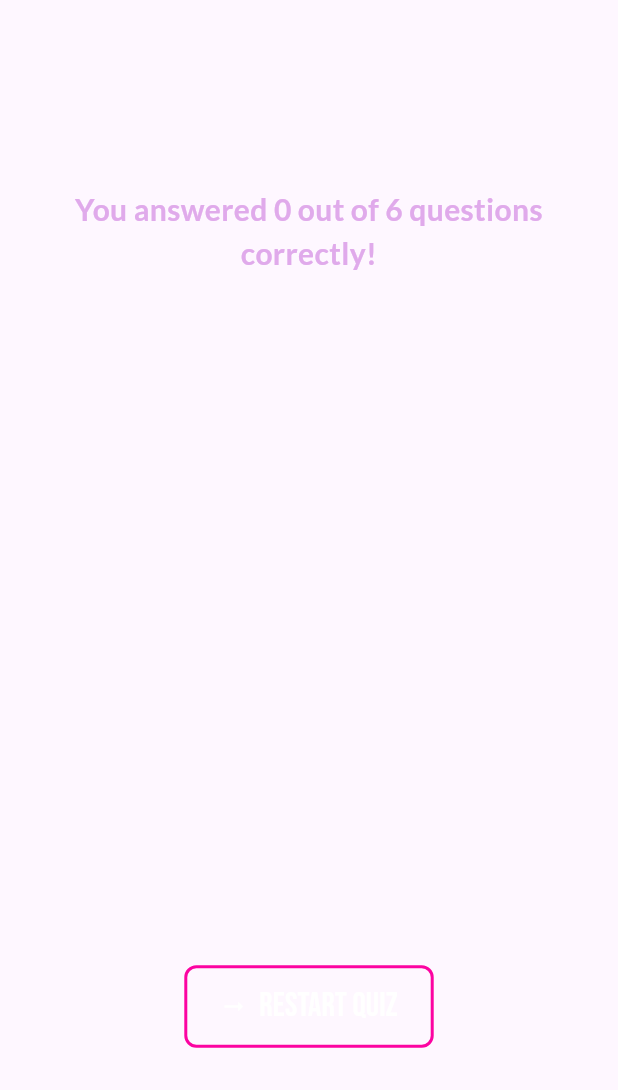
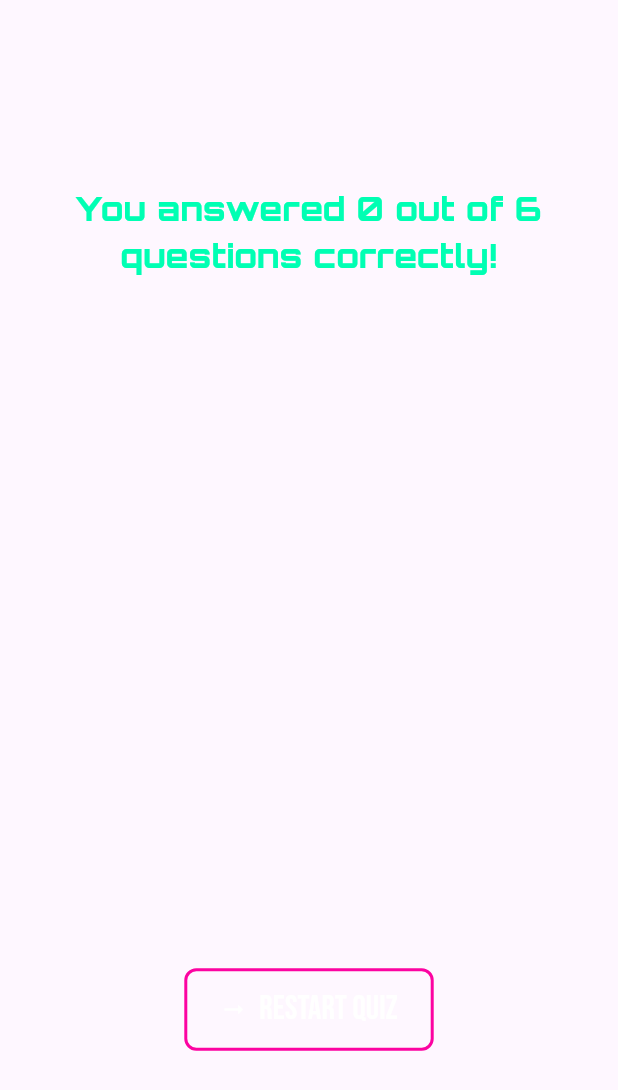
Before and after one commit to martinv-23/Tarea_App_Flutter_Quiz, a Flutter app: the ResultsScreen widget shown alone on an empty page, opened directly with empty values, on a phone screen of 412 x 824 dp. Shown: the top 1090 px of the screen. Run offline on Flutter 3.47's test engine with Material 3 defaults, Android fonts, the phone set to English and light mode, and no system bars; our stand-ins replace google_fonts.

Commit message:
Septimo commit

```diff
--- a/lib/results_screen.dart
+++ b/lib/results_screen.dart
@@ -42,10 +42,10 @@ class ResultsScreen extends StatelessWidget {
           children: [
             Text(
               'You answered $numCorrectQuestions out of $numTotalQuestions questions correctly!',
-              style: GoogleFonts.lato(
-                color: const Color.fromARGB(255, 224, 170, 235),
-                fontSize: 20,
-                fontWeight: FontWeight.bold,
+              style: GoogleFonts.orbitron(
+                color: const Color(0xFF00FFB3),
+                fontSize: 22,
+                fontWeight: FontWeight.w800,
               ),
               textAlign: TextAlign.center,
             ),
```
